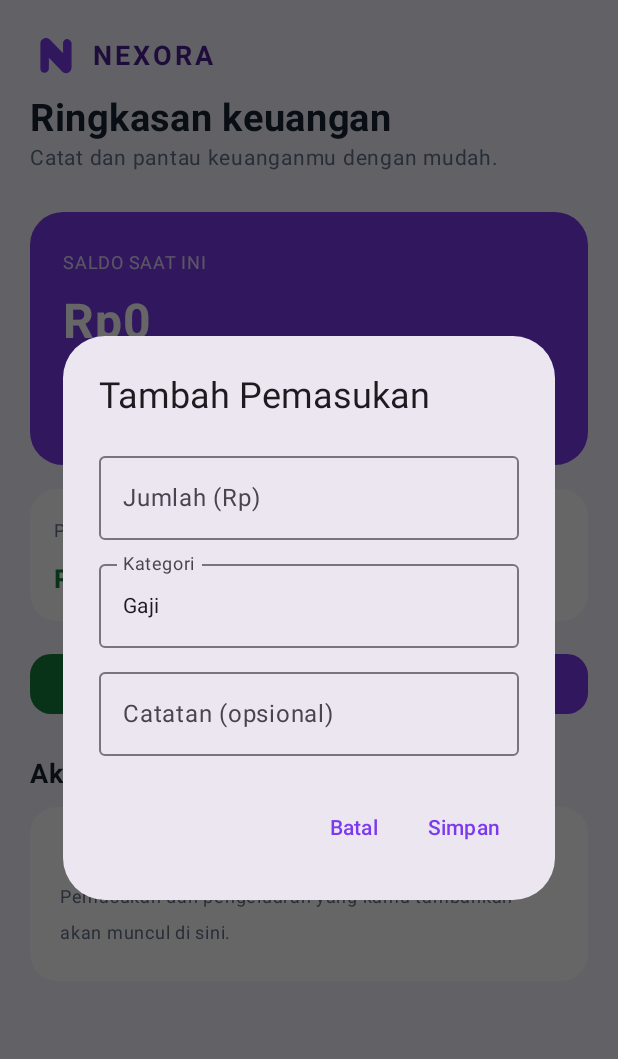
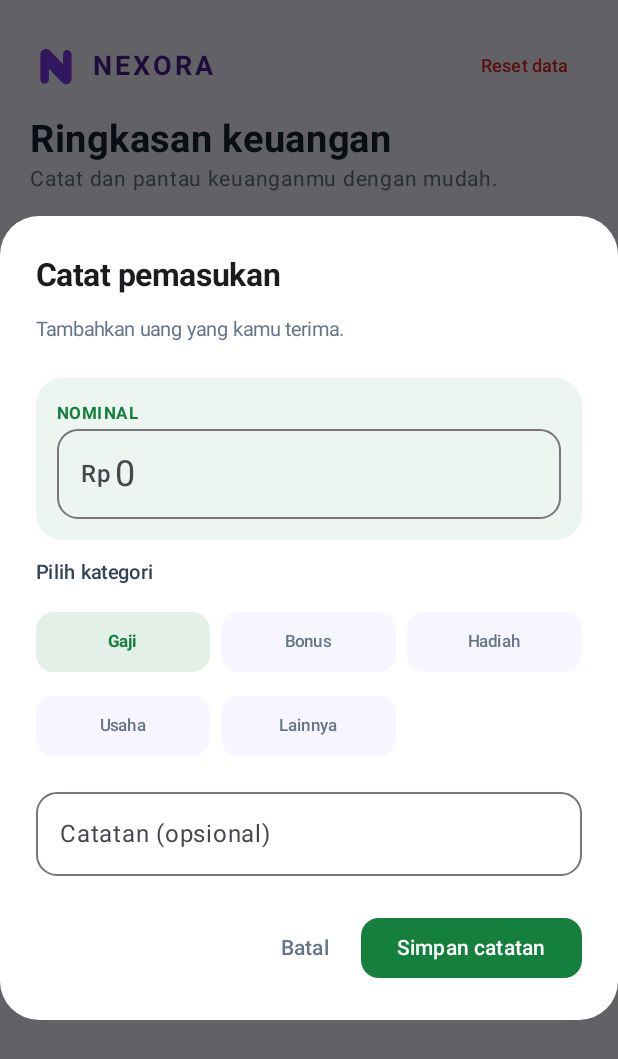
Before and after one commit to liffffp/Nexora, an Android app built with Jetpack Compose: the screen it shows after launch (MainActivity), after a tap on "+ Pemasukan", on a phone screen of 412 x 824 dp. Shown: the top 1059 px of the screen. Run offline under Robolectric (Android 15) with nearby library versions, the phone set to English and light mode, and no system bars.

Commit message:
Polish finance entry forms and add in-app data reset

```diff
--- a/app/src/main/java/com/nexora/app/MainActivity.kt
+++ b/app/src/main/java/com/nexora/app/MainActivity.kt
@@ -6,6 +6,8 @@ import org.json.JSONArray
 import org.json.JSONObject
 import androidx.activity.ComponentActivity
 import androidx.activity.compose.setContent
+import androidx.compose.foundation.Image
+import androidx.compose.foundation.horizontalScroll
 import androidx.compose.foundation.layout.Arrangement
 import androidx.compose.foundation.layout.Column
 import androidx.compose.foundation.layout.Row
@@ -39,7 +41,6 @@ import androidx.compose.ui.Modifier
 import androidx.compose.ui.graphics.Color
 import androidx.compose.ui.platform.LocalContext
 import androidx.compose.ui.res.painterResource
-import androidx.compose.foundation.Image
 import androidx.compose.ui.text.font.FontWeight
 import androidx.compose.ui.text.input.KeyboardType
 import androidx.compose.foundation.text.KeyboardOptions
@@ -54,6 +55,8 @@ private val NexoraPurple = Color(0xFF7C3AED)
 private val NexoraPurpleDark = Color(0xFF4C1D95)
 private val PageBackground = Color(0xFFF7F5FF)
 private val MutedText = Color(0xFF64748B)
+private val IncomeGreen = Color(0xFF15803D)
+private val ExpenseRed = Color(0xFFDC2626)
 private const val PREFS_NAME = "nexora_finance"
 private const val TRANSACTIONS_KEY = "transactions"
 
@@ -67,8 +70,7 @@ private data class FinanceEntry(
 )
 
 private fun formatRupiah(amount: Long): String =
-    NumberFormat.getCurrencyInstance(Locale("id", "ID")).format(amount)
-        .replace(",00", "")
+    NumberFormat.getCurrencyInstance(Locale("id", "ID")).format(amount).replace(",00", "")
 
 private fun loadEntries(context: Context): List<FinanceEntry> {
     val raw = context.getSharedPreferences(PREFS_NAME, Context.MODE_PRIVATE)
@@ -133,6 +135,7 @@ private fun NexoraDashboard() {
         mutableStateListOf<FinanceEntry>().apply { addAll(loadEntries(context)) }
     }
     val dialogType = remember { mutableStateOf<String?>(null) }
+    val showResetDialog = remember { mutableStateOf(false) }
     val totalIncome = entries.filter { it.type == "Pemasukan" }.sumOf { it.amount }
     val totalExpense = entries.filter { it.type == "Pengeluaran" }.sumOf { it.amount }
     val balance = totalIncome - totalExpense
@@ -141,7 +144,10 @@ private fun NexoraDashboard() {
         Column(
             modifier = Modifier.fillMaxSize().verticalScroll(rememberScrollState()).padding(20.dp)
         ) {
-            Row(verticalAlignment = Alignment.CenterVertically) {
+            Row(
+                modifier = Modifier.fillMaxWidth(),
+                verticalAlignment = Alignment.CenterVertically
+            ) {
                 Image(
                     painter = painterResource(R.drawable.ic_nexora_mark),
                     contentDescription = "Logo Nexora",
@@ -155,7 +161,12 @@ private fun NexoraDashboard() {
                     fontWeight = FontWeight.Bold,
                     letterSpacing = 2.sp
                 )
+                Spacer(modifier = Modifier.weight(1f))
+                TextButton(onClick = { showResetDialog.value = true }) {
+                    Text("Reset data", color = ExpenseRed, fontSize = 12.sp)
                 }
+            }
+
             Spacer(modifier = Modifier.height(10.dp))
             Text("Ringkasan keuangan", color = Color(0xFF172033), fontSize = 25.sp, fontWeight = FontWeight.Bold)
             Text("Catat dan pantau keuanganmu dengan mudah.", color = MutedText, fontSize = 14.sp)
@@ -163,17 +174,17 @@ private fun NexoraDashboard() {
 
             Card(
                 modifier = Modifier.fillMaxWidth(),
-                shape = RoundedCornerShape(22.dp),
+                shape = RoundedCornerShape(24.dp),
                 colors = CardDefaults.cardColors(containerColor = NexoraPurple)
             ) {
                 Column(modifier = Modifier.padding(22.dp)) {
-                    Text("SALDO SAAT INI", color = Color.White.copy(alpha = 0.8f), fontSize = 12.sp)
+                    Text("SALDO SAAT INI", color = Color.White.copy(alpha = 0.82f), fontSize = 12.sp)
                     Spacer(modifier = Modifier.height(8.dp))
                     Text(formatRupiah(balance), color = Color.White, fontSize = 32.sp, fontWeight = FontWeight.Bold)
                     Spacer(modifier = Modifier.height(6.dp))
                     Text(
                         "Saldo dihitung otomatis dari seluruh pemasukan dan pengeluaran.",
-                        color = Color.White.copy(alpha = 0.85f),
+                        color = Color.White.copy(alpha = 0.88f),
                         fontSize = 12.sp
                     )
                 }
@@ -181,24 +192,24 @@ private fun NexoraDashboard() {
 
             Spacer(modifier = Modifier.height(16.dp))
             Row(modifier = Modifier.fillMaxWidth(), horizontalArrangement = Arrangement.spacedBy(12.dp)) {
-                SummaryCard("Pemasukan", formatRupiah(totalIncome), Modifier.weight(1f), Color(0xFF15803D))
-                SummaryCard("Pengeluaran", formatRupiah(totalExpense), Modifier.weight(1f), Color(0xFFDC2626))
+                SummaryCard("Pemasukan", formatRupiah(totalIncome), Modifier.weight(1f), IncomeGreen)
+                SummaryCard("Pengeluaran", formatRupiah(totalExpense), Modifier.weight(1f), ExpenseRed)
             }
 
             Spacer(modifier = Modifier.height(18.dp))
             Row(modifier = Modifier.fillMaxWidth(), horizontalArrangement = Arrangement.spacedBy(10.dp)) {
                 Button(
                     onClick = { dialogType.value = "Pemasukan" },
-                    modifier = Modifier.weight(1f),
-                    colors = ButtonDefaults.buttonColors(containerColor = Color(0xFF15803D)),
-                    shape = RoundedCornerShape(14.dp)
-                ) { Text("+ Pemasukan") }
+                    modifier = Modifier.weight(1f).height(52.dp),
+                    colors = ButtonDefaults.buttonColors(containerColor = IncomeGreen),
+                    shape = RoundedCornerShape(16.dp)
+                ) { Text("+ Pemasukan", fontWeight = FontWeight.SemiBold) }
                 Button(
                     onClick = { dialogType.value = "Pengeluaran" },
-                    modifier = Modifier.weight(1f),
+                    modifier = Modifier.weight(1f).height(52.dp),
                     colors = ButtonDefaults.buttonColors(containerColor = NexoraPurple),
-                    shape = RoundedCornerShape(14.dp)
-                ) { Text("+ Pengeluaran") }
+                    shape = RoundedCornerShape(16.dp)
+                ) { Text("+ Pengeluaran", fontWeight = FontWeight.SemiBold) }
             }
 
             Spacer(modifier = Modifier.height(24.dp))
@@ -208,15 +219,15 @@ private fun NexoraDashboard() {
             if (entries.isEmpty()) {
                 Card(
                     modifier = Modifier.fillMaxWidth(),
-                    shape = RoundedCornerShape(18.dp),
+                    shape = RoundedCornerShape(20.dp),
                     colors = CardDefaults.cardColors(containerColor = Color.White)
                 ) {
                     Column(
-                        modifier = Modifier.fillMaxWidth().padding(20.dp),
+                        modifier = Modifier.fillMaxWidth().padding(24.dp),
                         horizontalAlignment = Alignment.CenterHorizontally
                     ) {
                         Text("Belum ada catatan", fontWeight = FontWeight.SemiBold, color = Color(0xFF334155))
-                        Spacer(modifier = Modifier.height(4.dp))
+                        Spacer(modifier = Modifier.height(6.dp))
                         Text(
                             "Pemasukan dan pengeluaran yang kamu tambahkan akan muncul di sini.",
                             color = MutedText,
@@ -225,7 +236,7 @@ private fun NexoraDashboard() {
                     }
                 }
             } else {
-                entries.take(20).forEach { entry ->
+                entries.take(30).forEach { entry ->
                     EntryCard(entry)
                     Spacer(modifier = Modifier.height(8.dp))
                 }
@@ -247,6 +258,29 @@ private fun NexoraDashboard() {
             }
         )
     }
+
+    if (showResetDialog.value) {
+        AlertDialog(
+            onDismissRequest = { showResetDialog.value = false },
+            shape = RoundedCornerShape(24.dp),
+            containerColor = Color.White,
+            title = { Text("Reset seluruh data?", fontWeight = FontWeight.Bold) },
+            text = {
+                Text("Semua catatan pemasukan dan pengeluaran di perangkat ini akan dihapus. Tindakan ini tidak bisa dibatalkan.")
+            },
+            confirmButton = {
+                TextButton(onClick = {
+                    entries.clear()
+                    context.getSharedPreferences(PREFS_NAME, Context.MODE_PRIVATE)
+                        .edit().remove(TRANSACTIONS_KEY).apply()
+                    showResetDialog.value = false
+                }) { Text("Ya, hapus semua", color = ExpenseRed, fontWeight = FontWeight.Bold) }
+            },
+            dismissButton = {
+                TextButton(onClick = { showResetDialog.value = false }) { Text("Batal", color = NexoraPurple) }
+            }
+        )
+    }
 }
 
 @Composable
@@ -255,53 +289,121 @@ private fun EntryDialog(
     onDismiss: () -> Unit,
     onSave: (Long, String, String) -> Unit
 ) {
+    val isIncome = type == "Pemasukan"
+    val accent = if (isIncome) IncomeGreen else ExpenseRed
+    val categories = if (isIncome) {
+        listOf("Gaji", "Bonus", "Hadiah", "Usaha", "Lainnya")
+    } else {
+        listOf("Makanan", "Transportasi", "Belanja", "Tagihan", "Pendidikan", "Lainnya")
+    }
     val amount = remember { mutableStateOf("") }
-    val category = remember { mutableStateOf(if (type == "Pemasukan") "Gaji" else "Makanan") }
+    val category = remember { mutableStateOf(categories.first()) }
     val note = remember { mutableStateOf("") }
     val error = remember { mutableStateOf("") }
+    val parsedAmount = amount.value.toLongOrNull() ?: 0L
 
     AlertDialog(
         onDismissRequest = onDismiss,
-        title = { Text("Tambah $type") },
+        shape = RoundedCornerShape(26.dp),
+        containerColor = Color.White,
+        title = {
+            Column {
+                Text(if (isIncome) "Catat pemasukan" else "Catat pengeluaran", fontSize = 21.sp, fontWeight = FontWeight.Bold)
+                Spacer(modifier = Modifier.height(4.dp))
+                Text(
+                    if (isIncome) "Tambahkan uang yang kamu terima." else "Catat uang yang kamu keluarkan.",
+                    color = MutedText,
+                    fontSize = 13.sp,
+                    fontWeight = FontWeight.Normal
+                )
+            }
+        },
         text = {
-            Column(verticalArrangement = Arrangement.spacedBy(8.dp)) {
+            Column(
+                modifier = Modifier.fillMaxWidth().verticalScroll(rememberScrollState()),
+                verticalArrangement = Arrangement.spacedBy(12.dp)
+            ) {
+                Card(
+                    modifier = Modifier.fillMaxWidth(),
+                    shape = RoundedCornerShape(18.dp),
+                    colors = CardDefaults.cardColors(containerColor = accent.copy(alpha = 0.08f))
+                ) {
+                    Column(modifier = Modifier.fillMaxWidth().padding(14.dp)) {
+                        Text("NOMINAL", color = accent, fontSize = 11.sp, fontWeight = FontWeight.Bold, letterSpacing = 1.sp)
                         OutlinedTextField(
                             value = amount.value,
-                    onValueChange = { value -> amount.value = value.filter { it.isDigit() }; error.value = "" },
-                    label = { Text("Jumlah (Rp)") },
+                            onValueChange = { value ->
+                                amount.value = value.filter { it.isDigit() }.take(15)
+                                error.value = ""
+                            },
+                            modifier = Modifier.fillMaxWidth(),
+                            placeholder = { Text("0", fontSize = 24.sp) },
+                            prefix = { Text("Rp", fontWeight = FontWeight.SemiBold) },
                             keyboardOptions = KeyboardOptions(keyboardType = KeyboardType.Number),
-                    singleLine = true
+                            singleLine = true,
+                            shape = RoundedCornerShape(14.dp)
                         )
-                OutlinedTextField(
-                    value = category.value,
-                    onValueChange = { category.value = it },
-                    label = { Text("Kategori") },
-                    singleLine = true
+                        if (parsedAmount > 0L) {
+                            Spacer(modifier = Modifier.height(4.dp))
+                            Text(formatRupiah(parsedAmount), color = accent, fontWeight = FontWeight.SemiBold, fontSize = 13.sp)
+                        }
+                    }
+                }
+
+                Text("Pilih kategori", color = Color(0xFF334155), fontWeight = FontWeight.SemiBold, fontSize = 13.sp)
+                Column(verticalArrangement = Arrangement.spacedBy(8.dp)) {
+                    categories.chunked(3).forEach { group ->
+                        Row(horizontalArrangement = Arrangement.spacedBy(7.dp)) {
+                            group.forEach { item ->
+                                val selected = category.value == item
+                                TextButton(
+                                    onClick = { category.value = item },
+                                    modifier = Modifier.weight(1f),
+                                    shape = RoundedCornerShape(12.dp),
+                                    colors = ButtonDefaults.textButtonColors(
+                                        containerColor = if (selected) accent.copy(alpha = 0.12f) else PageBackground,
+                                        contentColor = if (selected) accent else MutedText
                                     )
+                                ) {
+                                    Text(item, fontSize = 11.sp, fontWeight = if (selected) FontWeight.Bold else FontWeight.Medium)
+                                }
+                            }
+                            repeat(3 - group.size) { Spacer(modifier = Modifier.weight(1f)) }
+                        }
+                    }
+                }
+
                 OutlinedTextField(
                     value = note.value,
                     onValueChange = { note.value = it },
+                    modifier = Modifier.fillMaxWidth(),
                     label = { Text("Catatan (opsional)") },
-                    singleLine = true
+                    placeholder = { Text("Contoh: makan siang") },
+                    singleLine = true,
+                    shape = RoundedCornerShape(14.dp)
                 )
                 if (error.value.isNotEmpty()) {
-                    Text(error.value, color = Color(0xFFDC2626), fontSize = 12.sp)
+                    Text(error.value, color = ExpenseRed, fontSize = 12.sp)
                 }
             }
         },
         confirmButton = {
-            TextButton(onClick = {
+            Button(
+                onClick = {
                     val value = amount.value.toLongOrNull()
                     if (value == null || value <= 0L) {
-                    error.value = "Masukkan jumlah yang valid."
-                } else if (category.value.isBlank()) {
-                    error.value = "Kategori wajib diisi."
+                        error.value = "Masukkan nominal lebih dari Rp0."
                     } else {
-                    onSave(value, category.value.trim(), note.value.trim())
+                        onSave(value, category.value, note.value.trim())
                     }
-            }) { Text("Simpan") }
                 },
-        dismissButton = { TextButton(onClick = onDismiss) { Text("Batal") } }
+                colors = ButtonDefaults.buttonColors(containerColor = accent),
+                shape = RoundedCornerShape(12.dp)
+            ) { Text("Simpan catatan", fontWeight = FontWeight.SemiBold) }
+        },
+        dismissButton = {
+            TextButton(onClick = onDismiss) { Text("Batal", color = MutedText) }
+        }
     )
 }
 
@@ -324,7 +426,7 @@ private fun EntryCard(entry: FinanceEntry) {
             }
             Text(
                 (if (isIncome) "+ " else "- ") + formatRupiah(entry.amount),
-                color = if (isIncome) Color(0xFF15803D) else Color(0xFFDC2626),
+                color = if (isIncome) IncomeGreen else ExpenseRed,
                 fontWeight = FontWeight.Bold
             )
         }
```
Lines whose indentation alone changed are shown as unchanged.
